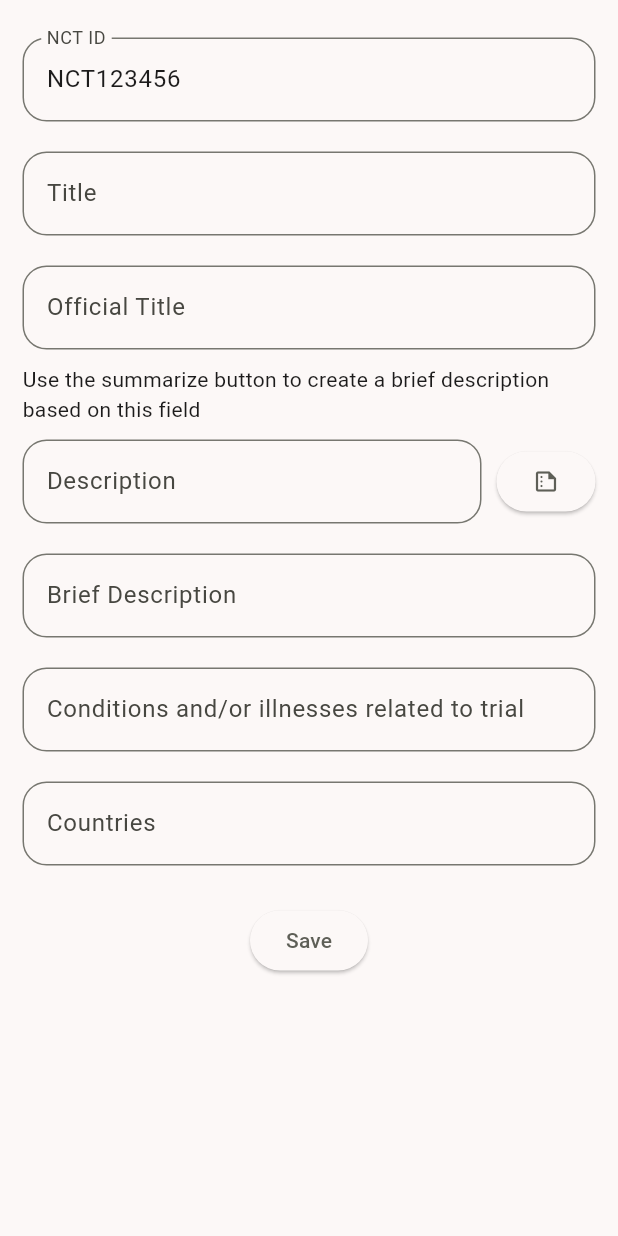
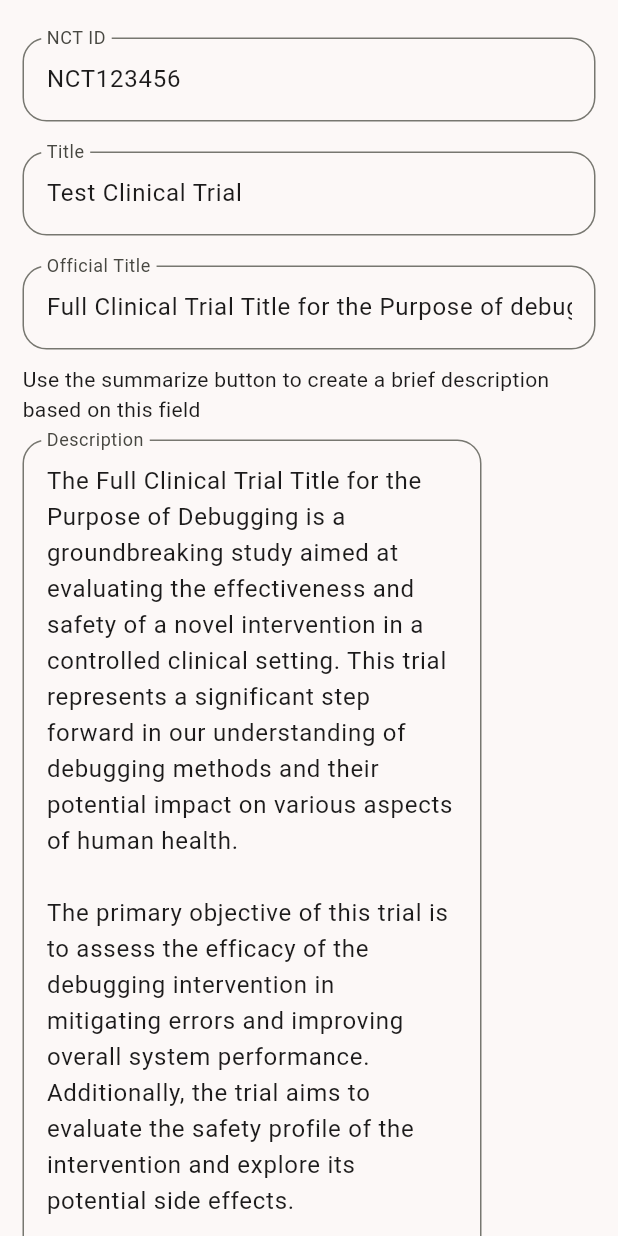
Before and after one commit to JohnnyCasares/trialpathway, a Flutter app: the Info screen opened directly, on a phone screen of 412 x 824 dp. Run offline on Flutter 3.47's test engine with Material 3 defaults, Android fonts, the phone set to English and light mode, and no system bars; our stand-ins replace animated_text_kit, get_it, shared_preferences; missing offline and left inert: postgres; accounts and stored records are empty; project files that could hold a hidden picture were left out.

Commit message:
improved pathway and models that govern the nature of the views and functions involving the pathway. Optimized imports

```diff
--- a/lib/class_models/clinical_trial.dart
+++ b/lib/class_models/clinical_trial.dart
@@ -1,5 +1,7 @@
 import 'dart:math';
+
 import 'package:json_annotation/json_annotation.dart';
+
 import 'clinical_trial_objects.dart';
 
 part 'clinical_trial.g.dart';
--- a/lib/class_models/database_models/general_data.dart
+++ b/lib/class_models/database_models/general_data.dart
@@ -1,5 +1,6 @@
 import 'package:flutter/material.dart';
 import 'package:hti_trialpathway/services/file_storage.dart';
+
 import '../../widgets/multiple_selection.dart';
 
 class GeneralData {
--- /dev/null
+++ b/lib/class_models/pathway.dart
@@ -0,0 +1,16 @@
+class Pathway {
+  String name;
+  List<StepPathway> steps = [];
+
+  Pathway(this.name);
+
+}
+
+class StepPathway {
+  String title;
+  String description;
+  List<String>? sources;
+  List<StepPathway> altSteps = [];
+
+  StepPathway({required this.title, required this.description, this.sources});
+}
--- a/lib/class_models/patient.dart
+++ b/lib/class_models/patient.dart
@@ -1,6 +1,6 @@
 import 'dart:math';
 
-import 'package:hti_trialpathway/researcher/views/new_step.dart';
+import 'package:hti_trialpathway/class_models/pathway.dart';
 
 enum Sex { male, female }
 
--- a/lib/class_models/researcher.dart
+++ b/lib/class_models/researcher.dart
@@ -1,19 +1,30 @@
 import 'package:hti_trialpathway/class_models/clinical_trial.dart';
+import 'package:hti_trialpathway/class_models/pathway.dart';
 import 'package:hti_trialpathway/class_models/patient.dart';
-import 'package:hti_trialpathway/researcher/views/pathway.dart';
-
-import '../researcher/views/new_step.dart';
 
 class Researcher {
   ClinicalTrial clinicalTrial;
-  List<Patient>? patients = [];
-  List<List<StepPathway>> pathWays = [];
+  List<Patient> patients = [];
+  List<Pathway> pathways = [];
+
   Researcher(this.clinicalTrial, this.patients);
 
   //todo create method to update a patient's path
 
   static Researcher mockResearcher() {
-    return Researcher(
+    Pathway mockPathway = Pathway('Test pathway');
+    mockPathway.steps.addAll([
+      StepPathway(
+          title: 'Weight yourself',
+          description:
+              'Step on a scale and measure your weight in kilograms or pounds'),
+      StepPathway(
+          title: 'Measure food',
+          description:
+              'Place your food on a scale and measure the weight of your food in grams or ounces'),
+      StepPathway(title: 'Drink water', description: 'Access potable water'),
+    ]);
+    Researcher researcher = Researcher(
       ClinicalTrial(
           nctID: 'NCT123456',
           status: 'ACTIVE',
@@ -22,15 +33,27 @@
               'Full Clinical Trial Title for the Purpose of debugging',
           description: '',
           detailedDescription:
-                '''Lorem ipsum dolor sit amet, consectetur adipiscing elit, sed do eiusmod tempor incididunt ut labore et dolore magna aliqua. Consectetur adipiscing elit pellentesque habitant. Dolor morbi non arcu risus quis varius quam quisque. Aliquet sagittis id consectetur purus ut faucibus. Vitae semper quis lectus nulla at volutpat diam ut venenatis. At lectus urna duis convallis convallis tellus id interdum velit. Sagittis id consectetur purus ut faucibus pulvinar elementum integer enim. Mi bibendum neque egestas congue quisque egestas diam in arcu. Morbi non arcu risus quis varius quam quisque id. Euismod lacinia at quis risus sed. Donec adipiscing tristique risus nec. Vivamus at augue eget arcu dictum varius duis at. Scelerisque viverra mauris in aliquam sem fringilla ut morbi. Rhoncus aenean vel elit scelerisque mauris pellentesque pulvinar pellentesque. Aliquam purus sit amet luctus venenatis. Sodales ut eu sem integer vitae justo eget magna fermentum. Curabitur vitae nunc sed velit.
+              '''The Full Clinical Trial Title for the Purpose of Debugging is a groundbreaking study aimed at evaluating the effectiveness and safety of a novel intervention in a controlled clinical setting. This trial represents a significant step forward in our understanding of debugging methods and their potential impact on various aspects of human health.
 
-Aenean pharetra magna ac placerat vestibulum lectus. Sed viverra tellus in hac habitasse platea dictumst vestibulum. Diam vel quam elementum pulvinar etiam non quam. Arcu dictum varius duis at consectetur lorem donec. Vel elit scelerisque mauris pellentesque. Dui nunc mattis enim ut tellus. Sollicitudin ac orci phasellus egestas tellus rutrum tellus pellentesque. Amet luctus venenatis lectus magna fringilla urna. Aliquam etiam erat velit scelerisque in dictum. Ultricies lacus sed turpis tincidunt id. Praesent semper feugiat nibh sed pulvinar proin gravida hendrerit lectus. Duis tristique sollicitudin nibh sit amet commodo nulla facilisi. Eu turpis egestas pretium aenean pharetra magna ac placerat. Scelerisque purus semper eget duis. Maecenas pharetra convallis posuere morbi leo urna molestie at elementum. Pharetra magna ac placerat vestibulum lectus mauris ultrices. Eu tincidunt tortor aliquam nulla. Orci nulla pellentesque dignissim enim sit amet venenatis. Massa placerat duis ultricies lacus. Bibendum enim facilisis gravida neque convallis a cras semper auctor.
+The primary objective of this trial is to assess the efficacy of the debugging intervention in mitigating errors and improving overall system performance. Additionally, the trial aims to evaluate the safety profile of the intervention and explore its potential side effects.
 
-Et ultrices neque ornare aenean euismod elementum. Felis bibendum ut tristique et egestas quis. Sit amet nisl purus in. Mi eget mauris pharetra et ultrices. Aliquet nibh praesent tristique magna sit amet purus gravida quis. Dictum non consectetur a erat nam at lectus urna. In nulla posuere sollicitudin aliquam ultrices sagittis. In nibh mauris cursus mattis molestie a iaculis at. Dictumst vestibulum rhoncus est pellentesque elit ullamcorper dignissim cras tincidunt. Aliquam etiam erat velit scelerisque in. Risus nec feugiat in fermentum posuere urna. Sit amet risus nullam eget felis eget nunc. In arcu cursus euismod quis viverra. Imperdiet massa tincidunt nunc pulvinar sapien. A erat nam at lectus urna duis convallis convallis tellus. Viverra suspendisse potenti nullam ac tortor vitae purus faucibus ornare.
+The trial employs a randomized, double-blind, placebo-controlled design to ensure the reliability and validity of the results. Participants are randomly assigned to either the intervention group, where they receive the debugging treatment, or the control group, where they receive a placebo. Both groups undergo regular assessments and follow-up evaluations to monitor their progress throughout the trial.
 
-Vitae tempus quam pellentesque nec nam aliquam sem et. Aenean vel elit scelerisque mauris pellentesque pulvinar pellentesque habitant. Gravida rutrum quisque non tellus orci. Sollicitudin ac orci phasellus egestas tellus rutrum tellus. Nisl suscipit adipiscing bibendum est ultricies integer. Orci sagittis eu volutpat odio facilisis mauris sit amet. Feugiat scelerisque varius morbi enim nunc faucibus a pellentesque. Amet facilisis magna etiam tempor orci eu lobortis elementum nibh. Sit amet tellus cras adipiscing enim. Id cursus metus aliquam eleifend mi in. A iaculis at erat pellentesque adipiscing commodo elit at imperdiet. Amet mauris commodo quis imperdiet massa tincidunt. Dolor sit amet consectetur adipiscing. Viverra vitae congue eu consequat ac felis donec et odio. Enim tortor at auctor urna nunc id cursus metus. Pellentesque eu tincidunt tortor aliquam. At elementum eu facilisis sed. Molestie a iaculis at erat pellentesque adipiscing. Vitae et leo duis ut diam quam nulla porttitor massa.
+The trial aims to enroll a diverse group of participants representing various demographics and backgrounds. Eligible participants must meet specific inclusion criteria and have a documented history of encountering errors in their respective systems. Participants are carefully screened to ensure their suitability for the trial and to minimize potential confounding variables.
 
-Ultrices eros in cursus turpis. Vivamus at augue eget arcu. Posuere ac ut consequat semper viverra nam libero justo. Eget felis eget nunc lobortis mattis aliquam. Nulla at volutpat diam ut venenatis tellus in. Turpis massa tincidunt dui ut ornare lectus. Ultricies lacus sed turpis tincidunt id. Leo duis ut diam quam nulla porttitor massa id neque. Natoque penatibus et magnis dis parturient montes nascetur ridiculus. Vitae sapien pellentesque habitant morbi tristique senectus et. Eget lorem dolor sed viverra ipsum nunc aliquet bibendum enim.'''),
-        [Patient.generateMockPatient(), Patient.generateMockPatient()]);
+The debugging intervention consists of a tailored approach designed to identify and rectify errors within the system. It incorporates state-of-the-art debugging techniques and tools to address a wide range of issues effectively. Participants in the intervention group receive personalized debugging sessions administered by trained professionals, whereas those in the control group receive inert placebo treatments.
+
+The trial evaluates multiple outcome measures to assess the impact of the intervention comprehensively. Key endpoints include error rates, system performance metrics, user satisfaction scores, and adverse events. These measures are systematically collected and analyzed throughout the trial to provide robust insights into the effectiveness and safety of the debugging intervention.
+
+Statistical analysis of the trial data is conducted using advanced methodologies to ensure accuracy and reliability. Comparative analyses between the intervention and control groups are performed to determine any significant differences in outcome measures. Additionally, subgroup analyses may be conducted to explore potential associations between participant characteristics and treatment effects.
+
+The trial adheres to the highest ethical standards and is conducted in accordance with relevant regulatory guidelines and principles. Participant confidentiality and privacy are strictly maintained throughout the trial, and informed consent is obtained from all participants before their enrollment. Additionally, independent ethics committees oversee the conduct of the trial to safeguard the rights and well-being of participants.
+
+The Full Clinical Trial Title for the Purpose of Debugging represents a pioneering effort to advance the field of debugging and enhance the reliability and performance of systems. By rigorously evaluating the efficacy and safety of a novel intervention, this trial aims to provide valuable insights that can inform future debugging practices and improve overall system functionality.
+                '''),
+      [Patient.generateMockPatient(), Patient.generateMockPatient()],
+    );
+    researcher.pathways.add(mockPathway);
+    return researcher;
   }
 }
--- a/lib/patient/aact_login.dart
+++ b/lib/patient/aact_login.dart
@@ -1,9 +1,9 @@
 import 'package:flutter/material.dart';
-import 'package:flutter/widgets.dart';
 import 'package:hti_trialpathway/patient/new_patient/new_patient_main.dart';
 import 'package:hti_trialpathway/providers/db_provider.dart';
 import 'package:provider/provider.dart';
 import 'package:url_launcher/url_launcher.dart';
+
 import '../widgets/custom_textformfield.dart';
 
 class AACTLogin extends StatefulWidget {
--- a/lib/patient/new_patient/profile.dart
+++ b/lib/patient/new_patient/profile.dart
@@ -4,6 +4,7 @@
 import 'package:hti_trialpathway/providers/patient_profile_provider.dart';
 import 'package:hti_trialpathway/widgets/custom_textformfield.dart';
 import 'package:provider/provider.dart';
+
 import '../../class_models/database_models/general_data.dart';
 
 class Profile extends StatefulWidget {
--- a/lib/patient/new_patient/view_full_study.dart
+++ b/lib/patient/new_patient/view_full_study.dart
@@ -1,11 +1,11 @@
-import 'package:flutter/cupertino.dart';
+import 'package:animated_text_kit/animated_text_kit.dart';
 import 'package:flutter/material.dart';
 import 'package:hti_trialpathway/class_models/clinical_trial.dart';
 import 'package:hti_trialpathway/class_models/clinical_trial_objects.dart';
 import 'package:hti_trialpathway/services/hugging_face.dart';
 import 'package:hti_trialpathway/widgets/my_appbar.dart';
 import 'package:provider/provider.dart';
-import 'package:animated_text_kit/animated_text_kit.dart';
+
 import '../../providers/db_provider.dart';
 import '../../services/database.dart';
 
--- a/lib/researcher/login_research.dart
+++ b/lib/researcher/login_research.dart
@@ -1,5 +1,6 @@
 import 'package:flutter/material.dart';
 import 'package:hti_trialpathway/researcher/research_main.dart';
+
 import '../widgets/custom_textformfield.dart';
 
 class ResearchLogin extends StatefulWidget {
--- a/lib/researcher/views/view_alt_steps.dart
+++ b/lib/researcher/view_alt_steps.dart
@@ -1,7 +1,8 @@
 import 'package:flutter/material.dart';
-import 'package:hti_trialpathway/researcher/views/new_step.dart';
+import 'package:hti_trialpathway/researcher/new_step.dart';
 
-import '../../widgets/custom_textformfield.dart';
+import '../class_models/pathway.dart';
+import '../widgets/custom_textformfield.dart';
 
 class ViewAlternativeStep extends StatefulWidget {
   const ViewAlternativeStep({super.key, required this.initAltSteps});
--- a/lib/researcher/views/info.dart
+++ b/lib/researcher/views/view_info.dart
@@ -1,5 +1,6 @@
-import 'package:flutter/cupertino.dart';
 import 'package:flutter/material.dart';
+import 'package:hti_trialpathway/class_models/researcher.dart';
+import 'package:hti_trialpathway/main.dart';
 import 'package:hti_trialpathway/services/hugging_face.dart';
 
 import '../../class_models/clinical_trial.dart';
@@ -12,19 +13,29 @@
 }
 
 class _InfoState extends State<Info> {
-  final TextEditingController _nctIDController =
-      TextEditingController(text: 'NCT123456');
-  final TextEditingController _titleController = TextEditingController();
-  final TextEditingController _officialTitleController =
-      TextEditingController();
-  final TextEditingController _descriptionController = TextEditingController();
-  final TextEditingController _briefDescriptionController =
-      TextEditingController();
-  final TextEditingController _conditionsController = TextEditingController();
-  final TextEditingController _countriesController = TextEditingController();
+  final Researcher _researcher = getIt<Researcher>();
+  late final TextEditingController _nctIDController;
+  late final TextEditingController _titleController;
+  late final TextEditingController _officialTitleController ;
+  late final TextEditingController _descriptionController;
+  late final TextEditingController _briefDescriptionController ;
+  late final TextEditingController _conditionsController ;
+  late final TextEditingController _countriesController ;
 
   // Add controllers for other attributes as needed
   final GeneralData _generalData = GeneralData();
+
+  @override
+  void initState() {
+   _nctIDController =TextEditingController(text: _researcher.clinicalTrial.nctID);
+   _titleController= TextEditingController(text:_researcher.clinicalTrial.title);
+   _officialTitleController= TextEditingController(text:_researcher.clinicalTrial.officialTitle);
+   _descriptionController= TextEditingController(text:_researcher.clinicalTrial.detailedDescription);
+   _briefDescriptionController= TextEditingController(text:_researcher.clinicalTrial.description);
+   _conditionsController= TextEditingController();
+   _countriesController= TextEditingController();
+    super.initState();
+  }
 
   // Method to save form data into a ClinicalTrial object
   ClinicalTrial _saveFormData() {
--- a/lib/researcher/views/view_patient.dart
+++ b/lib/researcher/views/view_patient.dart
@@ -1,8 +1,8 @@
 import 'package:flutter/material.dart';
-import 'package:flutter/widgets.dart';
 import 'package:hti_trialpathway/class_models/patient.dart';
 
-import 'new_step.dart';
+import '../../class_models/pathway.dart';
+import '../new_step.dart';
 
 class ViewPatient extends StatefulWidget {
   const ViewPatient({super.key, required this.patient});
--- a/lib/services/database.dart
+++ b/lib/services/database.dart
@@ -1,7 +1,6 @@
 import 'dart:convert';
 
 import 'package:hti_trialpathway/class_models/clinical_trial.dart';
-
 import 'package:postgres/postgres.dart';
 
 import '../class_models/clinical_trial_objects.dart';
--- a/lib/user_type.dart
+++ b/lib/user_type.dart
@@ -1,5 +1,4 @@
 import 'package:flutter/material.dart';
-import 'package:flutter/widgets.dart';
 import 'package:hti_trialpathway/patient/aact_login.dart';
 import 'package:hti_trialpathway/researcher/login_research.dart';
 
```
Also changed, not shown: lib/researcher/new_step.dart (renamed from lib/researcher/views/new_step.dart, +2 -12 lines), lib/researcher/research_main.dart (+4 -3 lines), lib/researcher/views/view_pathway.dart (renamed from lib/researcher/views/pathway.dart, +53 -30 lines), lib/researcher/views/view_messaging.dart (renamed from lib/researcher/views/messaging.dart), 1 other file. Lines whose indentation alone changed are shown as unchanged.
